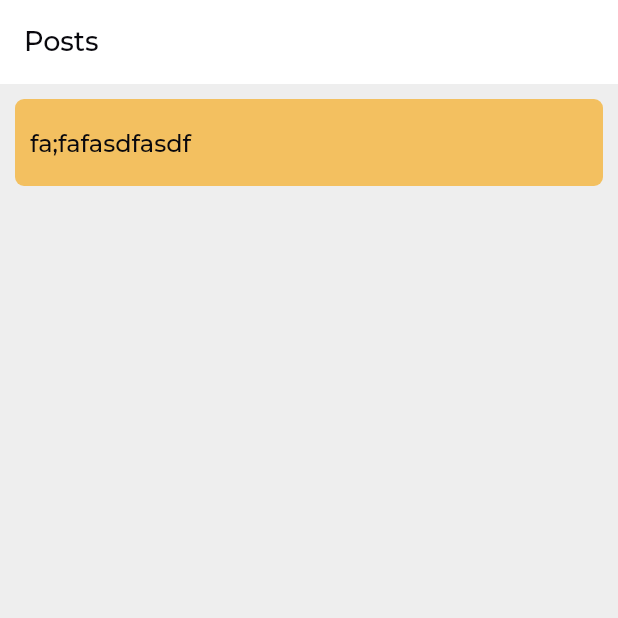
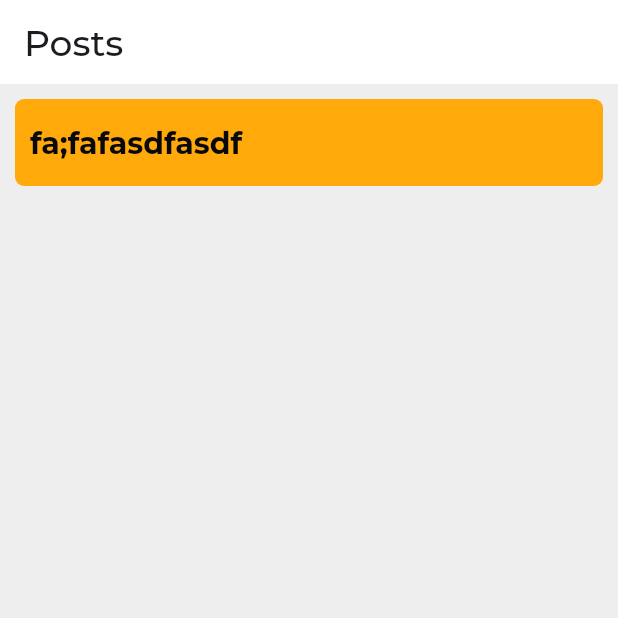
Before and after one commit to Sachin-Advait/knovator, a Flutter app: the screen it shows after launch, on a phone screen of 412 x 824 dp, the top half of it. Run offline on Flutter 3.47's test engine with Material 3 defaults, Android fonts, the phone set to English and light mode, and no system bars; our stand-ins replace bot_toast, dio, equatable, flutter_bloc, flutter_easyloading, get_it; project files that could hold a hidden picture were left out.

Commit message:
Updated color and theme.

```diff
--- a/lib/config/theme/app_colors.dart
+++ b/lib/config/theme/app_colors.dart
@@ -5,6 +5,5 @@ class AppColors {
   static const background = Color(0xFFeeeeee);
   static const white = Color(0xffFFFFFF);
   static const black = Color(0xFF09080D);
-  static const yellow = Color.fromARGB(255, 243, 192, 96);
-  static const lightgrey = Color(0xFFeeeeee);
+  static const yellow = Color.fromARGB(255, 255, 169, 10);
 }
--- a/lib/config/theme/app_themes.dart
+++ b/lib/config/theme/app_themes.dart
@@ -15,25 +15,20 @@ class AppThemes {
       surfaceTintColor: Colors.white,
     ),
     textTheme: const TextTheme(
-      headlineMedium: TextStyle(
+      titleLarge: TextStyle(
         color: AppColors.black,
         fontSize: 20,
-      ),
-      headlineSmall: TextStyle(
-        color: AppColors.black,
-        fontSize: 18,
-      ),
-      titleLarge: TextStyle(
-        color: AppColors.black,
-        fontSize: 16,
+        fontWeight: FontWeight.w700,
       ),
       titleMedium: TextStyle(
         color: AppColors.black,
-        fontSize: 14,
+        fontSize: 16,
+        fontWeight: FontWeight.w600,
       ),
       titleSmall: TextStyle(
         color: AppColors.black,
-        fontSize: 12,
+        fontSize: 14,
+        fontWeight: FontWeight.w400,
       ),
     ),
   );
```
